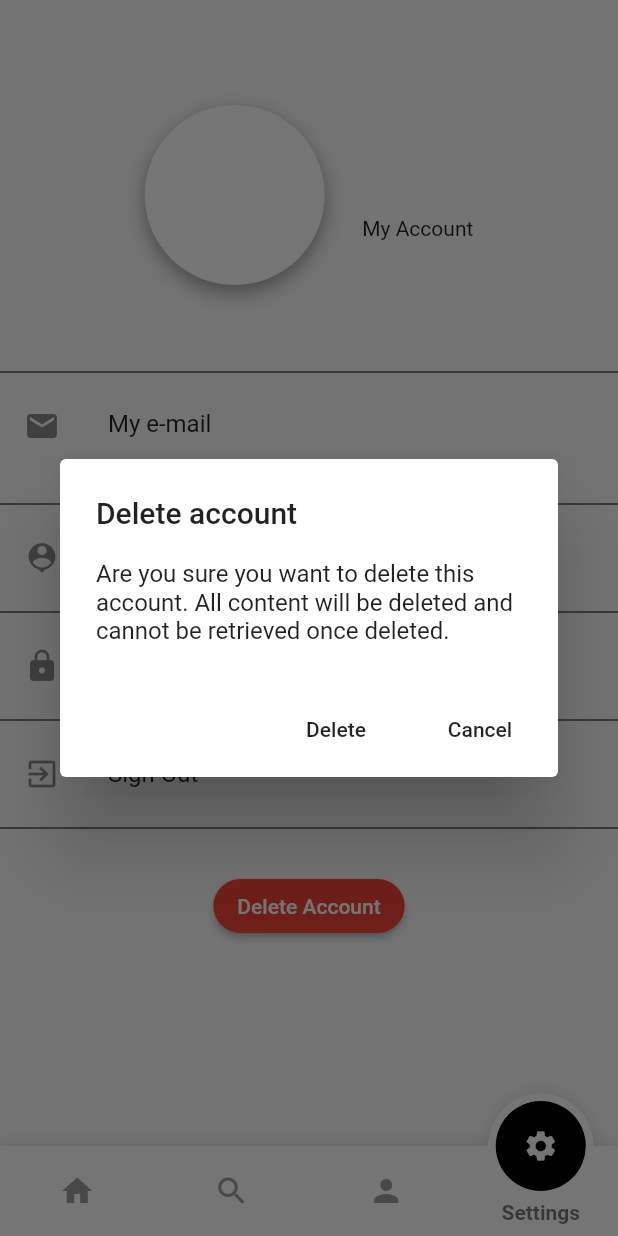
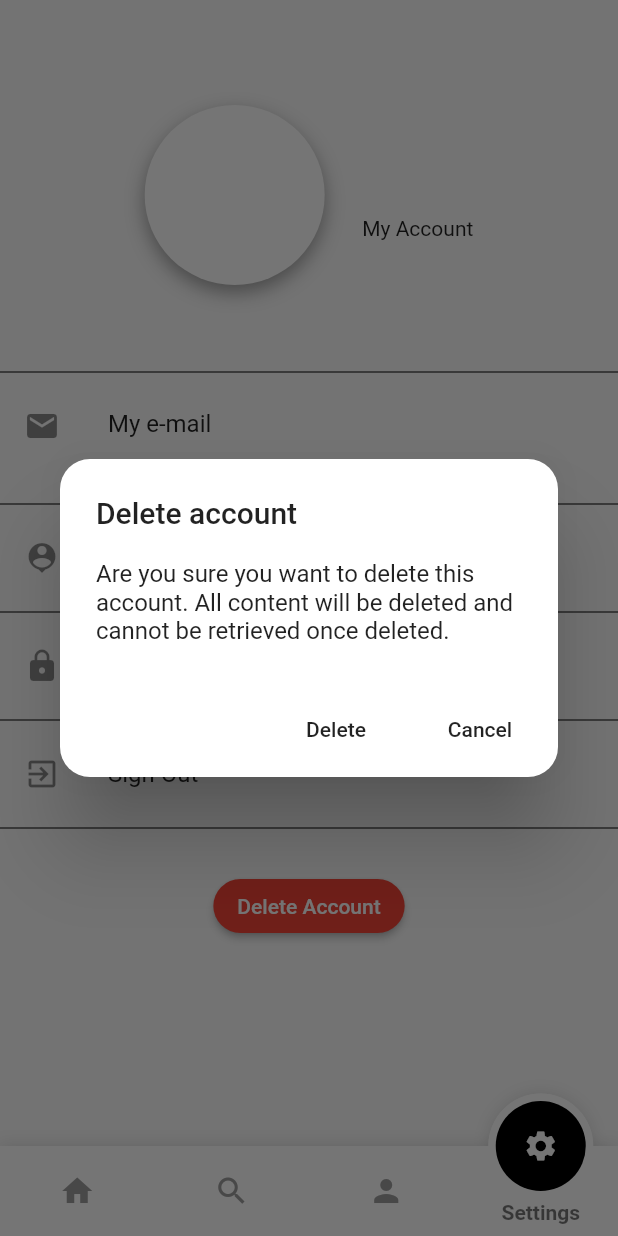
Before and after one commit to sauldesigns/Produ-Task, a Flutter app: the screen it shows once a user with an empty profile is signed in, item 4 of the bottom bar chosen, after a tap on "Delete Account", on a phone screen of 412 x 824 dp. Run offline on Flutter 3.47's test engine with Material 2 defaults, Android fonts, the phone set to English and light mode, and no system bars; drawn by our look-alikes of fancy_bottom_navigation; our stand-ins replace cloud_firestore, connectivity, email_validator, firebase_auth, firebase_storage, flushbar and 2 more; missing offline and left inert: flutter_advanced_networkimage; accounts and stored records are empty; statements that could not run were skipped.

Commit message:
changed alert to rounded border and fixed spelling error

```diff
--- a/lib/home_tabs/settings.dart
+++ b/lib/home_tabs/settings.dart
@@ -169,6 +169,9 @@ class _SettingsTabState extends State<SettingsTab> {
                             context: context,
                             builder: (context) {
                               return AlertDialog(
+                                shape: RoundedRectangleBorder(
+                                  borderRadius: BorderRadius.circular(20),
+                                ),
                                 title: Text('Delete account'),
                                 content: Text(
                                     'Are you sure you want to delete this account. All content will be deleted and cannot be retrieved once deleted.'),
--- a/lib/pages/edit_profile.dart
+++ b/lib/pages/edit_profile.dart
@@ -197,7 +197,7 @@ class _EditProfilePageState extends State<EditProfilePage> {
                                           borderRadius: 10,
                                           backgroundColor: Colors.red,
                                           message:
-                                              'Device is offline. Data will upload once device is back online',
+                                              'Device is offline. Data will uploaded once device is back online',
                                           icon: Icon(Icons.error,
                                               color: Colors.white),
                                         )..show(context);
```
